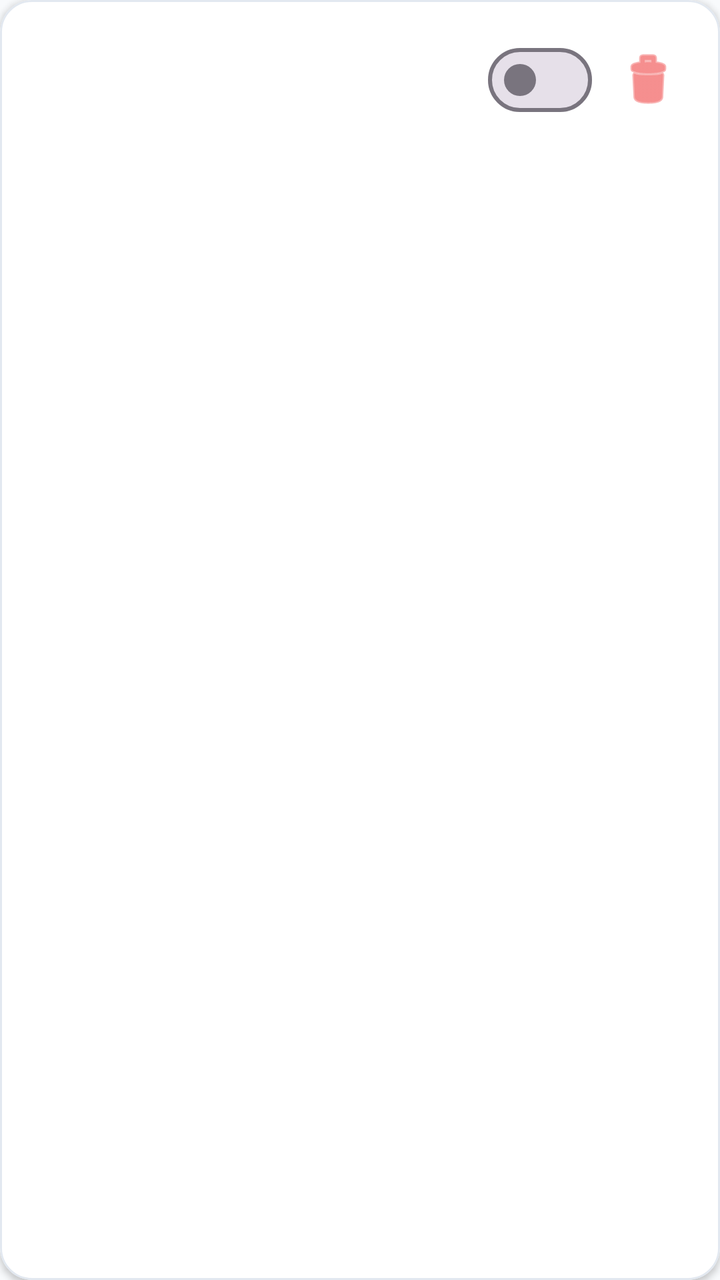
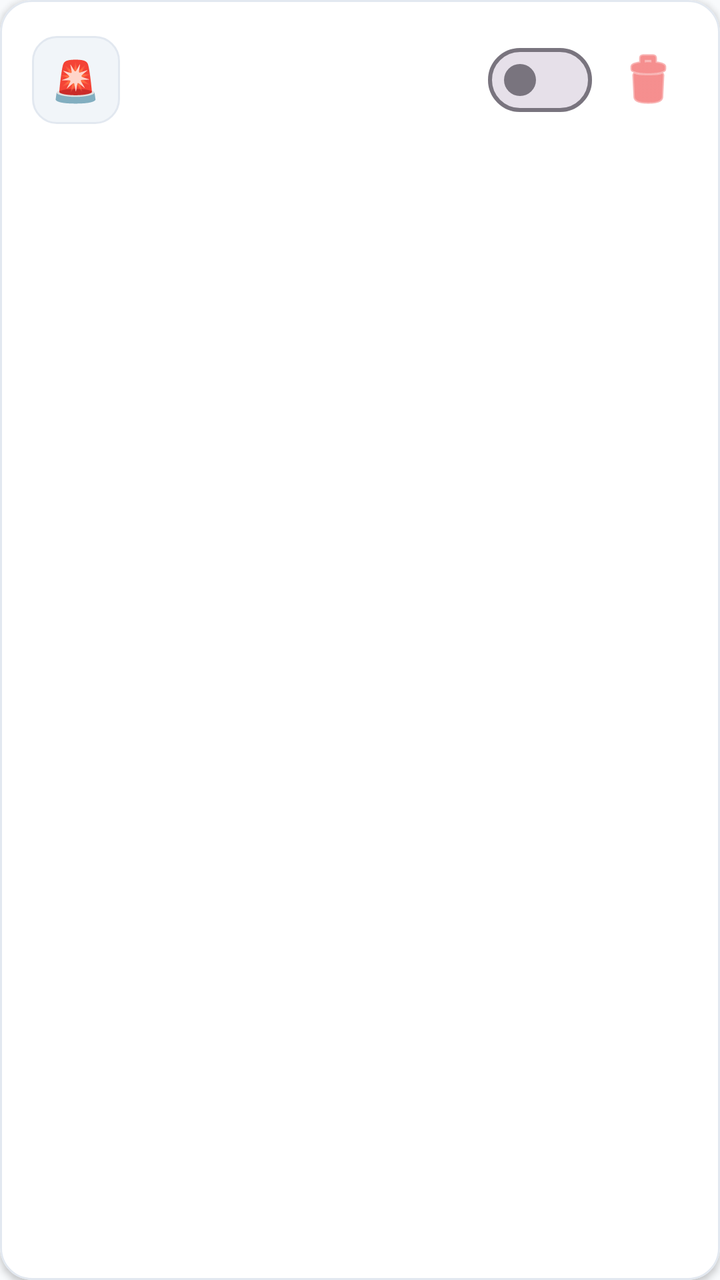

An Android layout rendered at two revisions. The XML below is the earlier revision; the diff shows what the commit changed to produce the second picture.
<!-- AndroidManifest.xml: application theme Theme.QRConnect -->
<!-- res/layout/item_action.xml -->
<?xml version="1.0" encoding="utf-8"?>
<com.google.android.material.card.MaterialCardView xmlns:android="http://schemas.android.com/apk/res/android"
    xmlns:app="http://schemas.android.com/apk/res-auto"
    android:layout_width="match_parent"
    android:layout_height="wrap_content"
    android:layout_marginBottom="12dp"
    app:cardBackgroundColor="@color/surface"
    app:cardCornerRadius="16dp"
    app:cardElevation="2dp"
    app:strokeColor="@color/card_stroke"
    app:strokeWidth="1dp">

    <LinearLayout
        android:layout_width="match_parent"
        android:layout_height="wrap_content"
        android:gravity="center_vertical"
        android:orientation="horizontal"
        android:padding="16dp">

        <LinearLayout
            android:layout_width="0dp"
            android:layout_height="wrap_content"
            android:layout_weight="1"
            android:orientation="vertical">

            <TextView
                android:id="@+id/tvActionLabel"
                android:layout_width="wrap_content"
                android:layout_height="wrap_content"
                android:textColor="@color/on_surface"
                android:textSize="17sp"
                android:textStyle="bold" />

            <TextView
                android:id="@+id/tvActionType"
                android:layout_width="wrap_content"
                android:layout_height="wrap_content"
                android:layout_marginTop="2dp"
                android:textColor="@color/on_surface_variant"
                android:textSize="14sp" />
        </LinearLayout>

        <com.google.android.material.materialswitch.MaterialSwitch
            android:id="@+id/switchEnabled"
            android:layout_width="wrap_content"
            android:layout_height="wrap_content"
            android:layout_marginEnd="8dp" />

        <ImageButton
            android:id="@+id/btnDeleteAction"
            android:layout_width="40dp"
            android:layout_height="40dp"
            android:background="?attr/selectableItemBackgroundBorderless"
            android:contentDescription="Delete Action"
            android:src="@android:drawable/ic_menu_delete"
            app:tint="@color/danger" />

    </LinearLayout>
</com.google.android.material.card.MaterialCardView>
<!-- resources referenced by this layout -->
<resources>
  <color name="card_stroke">#E2E8F0</color>
  <color name="danger">#EF4444</color>
  <color name="on_surface">#0F172A</color>
  <color name="on_surface_variant">#64748B</color>
  <color name="surface">#FFFFFF</color>
  <style name="Theme.QRConnect" parent="Theme.Material3.DayNight.NoActionBar">
          <item name="colorPrimary">@color/primary</item>
          <item name="colorPrimaryDark">@color/primary_dark</item>
          <item name="colorSecondary">@color/secondary</item>
          <item name="colorSecondaryContainer">@color/secondary_container</item>
          <item name="colorOnSecondaryContainer">@color/on_secondary_container</item>
          
          <item name="android:statusBarColor">@color/surface</item>
          <item name="android:windowLightStatusBar">true</item>
          <item name="android:colorBackground">@color/background</item>
          <item name="android:fitsSystemWindows">true</item>
  
          
          <item name="bottomNavigationStyle">@style/Widget.App.BottomNavigationView</item>
      </style>
  <color name="primary">#4F46E5</color>
  <color name="primary_dark">#4338CA</color>
  <color name="secondary">#6366F1</color>
  <color name="secondary_container">#E0E7FF</color>
  <color name="on_secondary_container">#1E1B4B</color>
  <color name="background">#F8FAFC</color>
  <style name="Widget.App.BottomNavigationView" parent="Widget.Material3.BottomNavigationView">
          <item name="backgroundTint">@color/surface</item>
          <item name="itemIconTint">@color/selector_nav_icon</item>
          <item name="itemTextColor">@color/selector_nav_icon</item>
          <item name="itemActiveIndicatorStyle">@style/Widget.App.NavIndicator</item>
          <item name="elevation">8dp</item>
      </style>
  <style name="Widget.App.NavIndicator" parent="Widget.Material3.BottomNavigationView.ActiveIndicator">
          <item name="android:color">@color/primary_container</item>
      </style>
  <color name="primary_container">#EEF2FF</color>
</resources>

<!-- the commit's change to res/layout/item_action.xml (unified diff, before → after) -->
@@ -16,6 +16,21 @@
         android:gravity="center_vertical"
         android:orientation="horizontal"
         android:padding="16dp">
+
+        <FrameLayout
+            android:layout_width="44dp"
+            android:layout_height="44dp"
+            android:layout_marginEnd="12dp"
+            android:background="@drawable/bg_token_pill">
+
+            <TextView
+                android:id="@+id/tvActionIcon"
+                android:layout_width="wrap_content"
+                android:layout_height="wrap_content"
+                android:layout_gravity="center"
+                android:text="🚨"
+                android:textSize="20sp" />
+        </FrameLayout>
 
         <LinearLayout
             android:layout_width="0dp"
<!-- resource entries referenced after the edit -->
@@ -5,6 +5,14 @@
   <color name="on_surface">#0F172A</color>
   <color name="on_surface_variant">#64748B</color>
   <color name="surface">#FFFFFF</color>
+  <!-- drawable bg_token_pill (drawable) -->
+  <?xml version="1.0" encoding="utf-8"?>
+  <shape xmlns:android="http://schemas.android.com/apk/res/android"
+      android:shape="rectangle">
+      <corners android:radius="12dp" />
+      <solid android:color="@color/surface_variant" />
+      <stroke android:width="1dp" android:color="@color/card_stroke" />
+  </shape>
   <style name="Theme.QRConnect" parent="Theme.Material3.DayNight.NoActionBar">
           <item name="colorPrimary">@color/primary</item>
           <item name="colorPrimaryDark">@color/primary_dark</item>
@@ -20,6 +28,7 @@
           
           <item name="bottomNavigationStyle">@style/Widget.App.BottomNavigationView</item>
       </style>
+  <color name="surface_variant">#F1F5F9</color>
   <color name="primary">#4F46E5</color>
   <color name="primary_dark">#4338CA</color>
   <color name="secondary">#6366F1</color>
